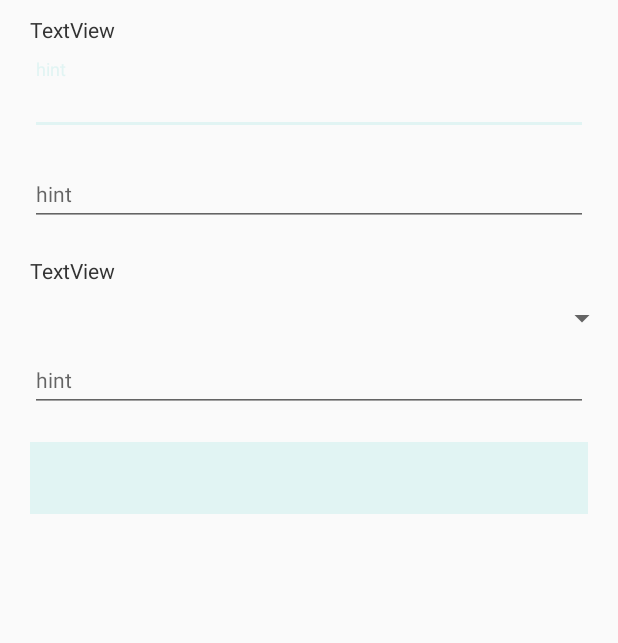
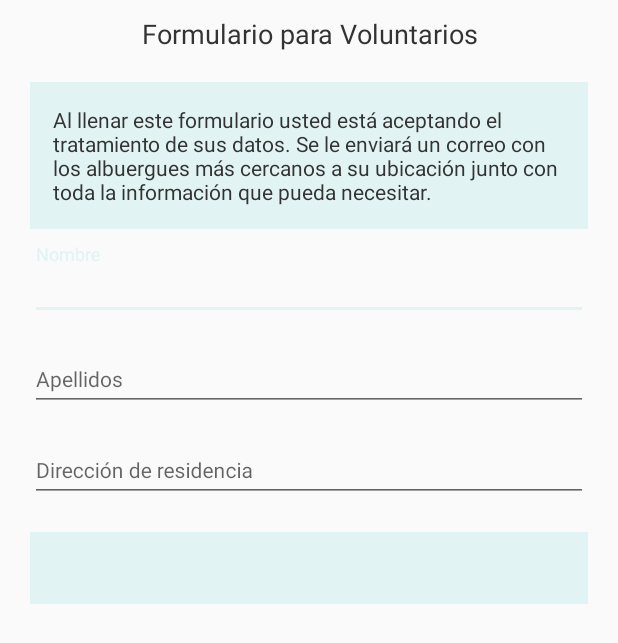
Before and after one commit to manuvlj/AdoptApp, an Android app: the layout activity_formulario_voluntarios.xml on its own in the app's theme, with its tools: preview values and no code run, on a phone screen of 412 x 824 dp. Shown: the top 643 px of the screen. Run offline under Robolectric (Android 15) with nearby library versions, the phone set to English and light mode, and no system bars; Roboto replaces fonts that are not available here.

Commit message:
Formulario voluntarios

```diff
--- a/app/src/main/AndroidManifest.xml
+++ b/app/src/main/AndroidManifest.xml
@@ -9,22 +9,23 @@
         android:roundIcon="@mipmap/ic_launcher_round"
         android:supportsRtl="true"
         android:theme="@style/AppTheme">
-        <activity
-            android:name="com.manuelarestrepo.adoptapp.ui.drawer.DrawerActivity"
-            android:label="@string/title_activity_drawer"
-            android:theme="@style/AppTheme.NoActionBar">
+        <activity android:name=".ui.voluntarios.FormularioVoluntariosActivity">
             <intent-filter>
                 <action android:name="android.intent.action.MAIN" />
 
                 <category android:name="android.intent.category.LAUNCHER" />
             </intent-filter>
         </activity>
-        <activity android:name="com.manuelarestrepo.adoptapp.ui.registro.RegistroActivity" />
-        <activity android:name="com.manuelarestrepo.adoptapp.ui.login.LoginActivity" />
-        <activity android:name="com.manuelarestrepo.adoptapp.ui.splash.SplashActivity">
+        <activity
+            android:name=".ui.drawer.DrawerActivity"
+            android:label="@string/title_activity_drawer"
+            android:theme="@style/AppTheme.NoActionBar">
 
         </activity>
-        <activity android:name="com.manuelarestrepo.adoptapp.ui.main.MainActivity" />
+        <activity android:name=".ui.registro.RegistroActivity" />
+        <activity android:name=".ui.login.LoginActivity" />
+        <activity android:name=".ui.splash.SplashActivity" />
+        <activity android:name=".ui.main.MainActivity" />
 
         <meta-data
             android:name="preloaded_fonts"
--- a/app/src/main/java/com/manuelarestrepo/adoptapp/ui/voluntarios/FormularioVoluntarioFragment.kt
+++ /dev/null
@@ -1,21 +0,0 @@
-package com.manuelarestrepo.adoptapp.ui.voluntarios
-
-import android.os.Bundle
-import android.view.LayoutInflater
-import android.view.View
-import android.view.ViewGroup
-import androidx.fragment.app.Fragment
-import com.manuelarestrepo.adoptapp.R
-
-class FormularioVoluntarioFragment : Fragment() {
-
-
-    override fun onCreateView(
-        inflater: LayoutInflater, container: ViewGroup?,
-        savedInstanceState: Bundle?
-    ): View? {
-        // Inflate the layout for this fragment
-        return inflater.inflate(R.layout.fragment_formulario_voluntario, container, false)
-    }
-
-}
--- /dev/null
+++ b/app/src/main/java/com/manuelarestrepo/adoptapp/ui/voluntarios/FormularioVoluntariosActivity.kt
@@ -0,0 +1,12 @@
+package com.manuelarestrepo.adoptapp.ui.voluntarios
+
+import android.os.Bundle
+import androidx.appcompat.app.AppCompatActivity
+import com.manuelarestrepo.adoptapp.R
+
+class FormularioVoluntariosActivity : AppCompatActivity() {
+    override fun onCreate(savedInstanceState: Bundle?) {
+        super.onCreate(savedInstanceState)
+        setContentView(R.layout.activity_formulario_voluntarios)
+    }
+}
--- a/app/src/main/res/layout/fragment_formulario_voluntario.xml
+++ b/app/src/main/res/layout/activity_formulario_voluntarios.xml
@@ -6,7 +6,7 @@
     android:layout_width="match_parent"
     android:layout_height="match_parent"
     android:fillViewport="true"
-    tools:context=".ui.voluntarios.FormularioVoluntarioFragment">
+    tools:context=".ui.voluntarios.FormularioVoluntariosActivity">
 
     <LinearLayout
         android:layout_width="match_parent"
@@ -14,7 +14,7 @@
         android:orientation="vertical">
 
         <TextView
-            android:id="@+id/textView5"
+            android:id="@+id/titulo_formVol_textView"
             android:layout_width="match_parent"
             android:layout_height="wrap_content"
             android:layout_marginStart="20dp"
@@ -23,45 +23,13 @@
             android:layout_marginEnd="20dp"
             android:layout_marginRight="20dp"
             android:layout_marginBottom="10dp"
-            android:text="TextView"
-            android:textColor="@color/colorPrimaryDark" />
-
-        <com.google.android.material.textfield.TextInputLayout
-            android:layout_width="match_parent"
-            android:layout_height="wrap_content">
-
-            <com.google.android.material.textfield.TextInputEditText
-                android:layout_width="match_parent"
-                android:layout_height="wrap_content"
-                android:layout_marginStart="20dp"
-                android:layout_marginLeft="20dp"
-                android:layout_marginEnd="20dp"
-                android:layout_marginRight="20dp"
-                android:layout_marginBottom="10dp"
-                android:hint="hint"
-                android:inputType="number"
-                android:textSize="14sp" />
-        </com.google.android.material.textfield.TextInputLayout>
-
-        <com.google.android.material.textfield.TextInputLayout
-            android:layout_width="match_parent"
-            android:layout_height="wrap_content">
-
-            <com.google.android.material.textfield.TextInputEditText
-                android:layout_width="match_parent"
-                android:layout_height="wrap_content"
-                android:layout_marginStart="20dp"
-                android:layout_marginLeft="20dp"
-                android:layout_marginEnd="20dp"
-                android:layout_marginRight="20dp"
-                android:layout_marginBottom="10dp"
-                android:hint="hint"
-                android:inputType="number"
-                android:textSize="14sp" />
-        </com.google.android.material.textfield.TextInputLayout>
+            android:gravity="center"
+            android:text="@string/titulo_formVoluntarios"
+            android:textColor="@color/colorPrimaryDark"
+            android:textSize="18sp" />
 
         <TextView
-            android:id="@+id/textView4"
+            android:id="@+id/aviso_voluntarios_textView"
             android:layout_width="match_parent"
             android:layout_height="wrap_content"
             android:layout_marginStart="20dp"
@@ -70,19 +38,19 @@
             android:layout_marginEnd="20dp"
             android:layout_marginRight="20dp"
             android:layout_marginBottom="10dp"
-            android:text="TextView"
-            android:textColor="@color/colorPrimaryDark" />
-
-        <Spinner
-            android:id="@+id/spinner"
-            android:layout_width="match_parent"
-            android:layout_height="wrap_content" />
+            android:background="@color/colorAccent"
+            android:padding="15dp"
+            android:text="@string/aviso_formularioVol"
+            android:textColor="@color/colorPrimaryDark"
+            android:textSize="14sp" />
 
         <com.google.android.material.textfield.TextInputLayout
+            android:id="@+id/nombre_voluntarios_layout"
             android:layout_width="match_parent"
             android:layout_height="wrap_content">
 
             <com.google.android.material.textfield.TextInputEditText
+                android:id="@+id/nombre_voluntario_edit_text"
                 android:layout_width="match_parent"
                 android:layout_height="wrap_content"
                 android:layout_marginStart="20dp"
@@ -90,8 +58,46 @@
                 android:layout_marginEnd="20dp"
                 android:layout_marginRight="20dp"
                 android:layout_marginBottom="10dp"
-                android:hint="hint"
-                android:inputType="number"
+                android:hint="@string/nombre"
+                android:inputType="textPersonName"
+                android:textSize="14sp" />
+        </com.google.android.material.textfield.TextInputLayout>
+
+        <com.google.android.material.textfield.TextInputLayout
+            android:id="@+id/apellido_voluntarios_layout"
+            android:layout_width="match_parent"
+            android:layout_height="wrap_content">
+
+            <com.google.android.material.textfield.TextInputEditText
+                android:id="@+id/apellido_voluntarios_edit_text"
+                android:layout_width="match_parent"
+                android:layout_height="wrap_content"
+                android:layout_marginStart="20dp"
+                android:layout_marginLeft="20dp"
+                android:layout_marginEnd="20dp"
+                android:layout_marginRight="20dp"
+                android:layout_marginBottom="10dp"
+                android:hint="@string/apellido"
+                android:inputType="textPersonName"
+                android:textSize="14sp" />
+        </com.google.android.material.textfield.TextInputLayout>
+
+        <com.google.android.material.textfield.TextInputLayout
+            android:id="@+id/direccion_voluntarios_layout"
+            android:layout_width="match_parent"
+            android:layout_height="wrap_content">
+
+            <com.google.android.material.textfield.TextInputEditText
+                android:id="@+id/direccion_voluntarios_edit_text"
+                android:layout_width="match_parent"
+                android:layout_height="wrap_content"
+                android:layout_marginStart="20dp"
+                android:layout_marginLeft="20dp"
+                android:layout_marginEnd="20dp"
+                android:layout_marginRight="20dp"
+                android:layout_marginBottom="10dp"
+                android:hint="@string/direccionResidencia"
+                android:inputType="textPostalAddress"
                 android:textSize="14sp" />
         </com.google.android.material.textfield.TextInputLayout>
 
--- a/app/src/main/res/values/strings.xml
+++ b/app/src/main/res/values/strings.xml
@@ -104,6 +104,9 @@
     <string name="albuergues">Mira los albergues más cercanos</string>
     <string name="imgVoluntario">imgVoluntario</string>
     <string name="textoVoluntarios">Ayuda a los animales que han quedado desamparados y ofrecerles una segunda oportunidad, una nueva vida que les colme del afecto que les fue negado por quienes les maltrataron y abandonaron.</string>
+    <string name="titulo_formVoluntarios">Formulario para Voluntarios</string>
+    <string name="aviso_formularioVol">Al llenar este formulario usted está aceptando el tratamiento de sus datos. Se le enviará un correo con los albuergues más cercanos a su ubicación junto con toda la información que pueda necesitar.</string>
+    <string name="direccionResidencia">Dirección de residencia</string>
 
     <string-array name="Tamano">
         <item>Pequeño</item>
```
